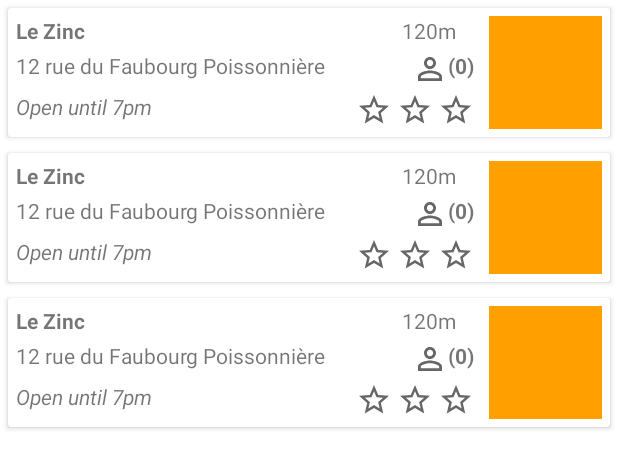
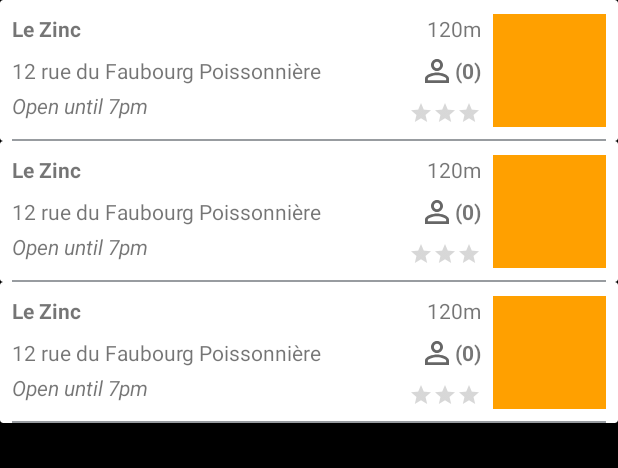
Before and after one commit to SteveL78/Go4Lunch2, an Android app: the layout fragment_list_view.xml on its own in the app's theme, with its tools: preview values and no code run, on a phone screen of 412 x 824 dp. Shown: the top 468 px of the screen. Run offline under Robolectric (Android 15) with nearby library versions, the phone set to English and light mode, and no system bars.

Commit message:
add restaurant name + adress -> RestaurantListView fix RestaurantListView RV

```diff
--- a/app/src/main/java/fr/steve/leroy/go4lunch/list/RestaurantListViewHolder.java
+++ b/app/src/main/java/fr/steve/leroy/go4lunch/list/RestaurantListViewHolder.java
@@ -27,9 +27,9 @@ public class RestaurantListViewHolder extends RecyclerView.ViewHolder {
     }
 
     public void updateRestaurantInfo(PlacesSearchResult placesSearchResult) {
-
         binding.restaurantNameTv.setText( placesSearchResult.name );
-        binding.restaurantAddressTv.setText( placesSearchResult.formattedAddress );
+        binding.restaurantAddressTv.setText( placesSearchResult.vicinity );
+        binding.openingTimeTv.setText( placesSearchResult.openingHours.toString() );
 
     }
 }
--- a/app/src/main/java/fr/steve/leroy/go4lunch/map/MapFragment.java
+++ b/app/src/main/java/fr/steve/leroy/go4lunch/map/MapFragment.java
@@ -69,7 +69,8 @@ public class MapFragment extends Fragment implements OnMapReadyCallback {
     //vars
     private Boolean mLocationPermissionsGranted = false;
     private GoogleMap mMap;
-    private FusedLocationProviderClient mFusedLocationProviderClient;
+    private FusedLocationProviderClient fusedLocationClient;
+    //private LatLng currentLocation;
 
 
     @Override
@@ -179,12 +180,12 @@ public class MapFragment extends Fragment implements OnMapReadyCallback {
     private void getDeviceLocation() {
         Log.d( TAG, "getDevicelocation: getting the devices current location" );
 
-        mFusedLocationProviderClient = LocationServices.getFusedLocationProviderClient( getActivity() );
+        fusedLocationClient = LocationServices.getFusedLocationProviderClient( getActivity() );
 
         try {
             if (mLocationPermissionsGranted) {
 
-                Task location = mFusedLocationProviderClient.getLastLocation();
+                Task location = fusedLocationClient.getLastLocation();
                 location.addOnCompleteListener( task -> {
                     if (task.isSuccessful()) {
                         Log.d( TAG, "onComplete: found location" );
@@ -195,7 +196,7 @@ public class MapFragment extends Fragment implements OnMapReadyCallback {
                                     DEFAULT_ZOOM,
                                     "My location" );
 
-                            initLocation(currentLocation);
+                            initLocation( currentLocation );
 
                         }
                     } else {
@@ -207,6 +208,7 @@ public class MapFragment extends Fragment implements OnMapReadyCallback {
         } catch (SecurityException e) {
             Log.e( TAG, "getDeviceLocation : SecurityException: " + e.getMessage() );
         }
+
     }
 
 
@@ -254,8 +256,8 @@ public class MapFragment extends Fragment implements OnMapReadyCallback {
         init();
 
         executor.execute( (() -> {
-            com.google.maps.model.LatLng latLng = new com.google.maps.model.LatLng( currentLocation.getLatitude(), currentLocation.getLongitude());
-            PlacesSearchResult[] placesSearchResults = new NearbySearch().run(latLng).results;
+            com.google.maps.model.LatLng latLng = new com.google.maps.model.LatLng( currentLocation.getLatitude(), currentLocation.getLongitude() );
+            PlacesSearchResult[] placesSearchResults = new NearbySearch().run( latLng ).results;
             mainExecutor.execute( (() -> {
 
                 for (int i = 0; i < placesSearchResults.length; i++) {
--- a/app/src/main/res/layout/fragment_list_view.xml
+++ b/app/src/main/res/layout/fragment_list_view.xml
@@ -14,12 +14,12 @@
             android:id="@+id/fragment_restaurant_recyclerview"
             android:layout_width="match_parent"
             android:layout_height="match_parent"
-            android:layout_marginLeft="16dp"
-            android:layout_marginRight="16dp"
-            android:orientation="vertical"
+            android:background="@color/black"
             app:layoutManager="androidx.recyclerview.widget.LinearLayoutManager"
             tools:listitem="@layout/restaurant_item">
 
         </androidx.recyclerview.widget.RecyclerView>
+
     </androidx.swiperefreshlayout.widget.SwipeRefreshLayout>
+
 </androidx.constraintlayout.widget.ConstraintLayout>
--- a/app/src/main/res/layout/fragment_workmate.xml
+++ b/app/src/main/res/layout/fragment_workmate.xml
@@ -14,12 +14,10 @@
             android:id="@+id/fragment_workmates_recyclerview"
             android:layout_width="match_parent"
             android:layout_height="match_parent"
-            android:layout_marginLeft="16dp"
-            android:layout_marginRight="16dp"
-            android:orientation="vertical"
             app:layoutManager="androidx.recyclerview.widget.LinearLayoutManager"
             tools:listitem="@layout/workmates_item">
 
         </androidx.recyclerview.widget.RecyclerView>
+
     </androidx.swiperefreshlayout.widget.SwipeRefreshLayout>
 </androidx.constraintlayout.widget.ConstraintLayout>
--- a/app/src/main/res/layout/restaurant_item.xml
+++ b/app/src/main/res/layout/restaurant_item.xml
@@ -4,53 +4,53 @@
     xmlns:tools="http://schemas.android.com/tools"
     android:id="@+id/restaurant_cell_cardView"
     android:layout_width="match_parent"
-    android:layout_height="wrap_content"
-    android:layout_margin="5dp"
-    android:padding="5dp">
+    android:layout_height="wrap_content">
 
     <androidx.constraintlayout.widget.ConstraintLayout
         android:layout_width="match_parent"
         android:layout_height="wrap_content"
-        android:padding="5dp">
+        android:paddingStart="8dp"
+        android:paddingEnd="8dp">
 
         <TextView
             android:id="@+id/restaurant_name_tv"
             android:layout_width="wrap_content"
             android:layout_height="wrap_content"
-            tools:text="Le Zinc"
-            android:paddingEnd="5dp"
             android:textStyle="bold"
             app:layout_constraintStart_toStartOf="parent"
-            app:layout_constraintTop_toTopOf="parent" />
+            app:layout_constraintTop_toTopOf="@+id/distance_restaurant_tv"
+            tools:text="Le Zinc" />
 
         <TextView
             android:id="@+id/restaurant_address_tv"
             android:layout_width="wrap_content"
             android:layout_height="wrap_content"
-            android:layout_marginTop="4dp"
-            tools:text="12 rue du Faubourg Poissonnière"
+            android:maxLines="1"
+            android:ellipsize="end"
+            app:layout_constraintHorizontal_bias="0.50"
+            app:layout_constraintBottom_toBottomOf="parent"
             app:layout_constraintStart_toStartOf="parent"
-            app:layout_constraintTop_toBottomOf="@id/restaurant_name_tv" />
+            app:layout_constraintTop_toTopOf="parent"
+            tools:text="12 rue du Faubourg Poissonnière" />
 
         <TextView
             android:id="@+id/opening_time_tv"
             android:layout_width="wrap_content"
             android:layout_height="wrap_content"
-            android:layout_marginTop="8dp"
-            tools:text="Open until 7pm"
+            android:layout_marginTop="4dp"
             android:textStyle="italic"
             app:layout_constraintStart_toStartOf="parent"
-            app:layout_constraintTop_toBottomOf="@id/restaurant_address_tv" />
+            app:layout_constraintTop_toBottomOf="@id/restaurant_address_tv"
+            tools:text="Open until 7pm" />
 
         <TextView
             android:id="@+id/distance_restaurant_tv"
             android:layout_width="wrap_content"
             android:layout_height="wrap_content"
-            android:layout_marginEnd="10dp"
-            tools:text="120m"
-            android:paddingRight="12dp"
-            app:layout_constraintEnd_toStartOf="@id/restaurant_img"
-            app:layout_constraintTop_toTopOf="@id/restaurant_name_tv" />
+            android:layout_marginEnd="8dp"
+            app:layout_constraintEnd_toStartOf="@+id/restaurant_img"
+            app:layout_constraintTop_toTopOf="@+id/restaurant_img"
+            tools:text="120m" />
 
 
         <ImageView
@@ -59,61 +59,51 @@
             android:layout_height="wrap_content"
             android:background="@drawable/ic_person_outline_24"
             android:contentDescription="@null"
+            app:layout_constraintBottom_toBottomOf="parent"
             app:layout_constraintEnd_toStartOf="@+id/item_restaurant_list_number_workmates_tv"
-            app:layout_constraintTop_toTopOf="@id/restaurant_address_tv" />
+            app:layout_constraintTop_toTopOf="parent" />
 
 
         <TextView
             android:id="@+id/item_restaurant_list_number_workmates_tv"
             android:layout_width="wrap_content"
             android:layout_height="wrap_content"
-            android:layout_marginEnd="10dp"
-            tools:text="(0)"
             android:textStyle="bold"
-            app:layout_constraintEnd_toStartOf="@id/restaurant_img"
-            app:layout_constraintTop_toTopOf="@id/restaurant_address_tv" />
+            app:layout_constraintBottom_toBottomOf="parent"
+            app:layout_constraintEnd_toEndOf="@+id/distance_restaurant_tv"
+            app:layout_constraintTop_toTopOf="parent"
+            tools:text="(0)" />
 
 
-        <ImageView
-            android:id="@+id/item_restaurant_list_first_star_img"
+        <androidx.appcompat.widget.AppCompatRatingBar
+            android:id="@+id/item_restaurant_list_ratingbar"
+            style="@style/Widget.AppCompat.RatingBar.Small"
             android:layout_width="wrap_content"
             android:layout_height="wrap_content"
-            android:layout_marginEnd="10dp"
-            android:background="@drawable/ic_star_black_outline_24"
-            android:contentDescription="@null"
-            app:layout_constraintEnd_toEndOf="@+id/opening_time_tv"
-            app:layout_constraintEnd_toStartOf="@+id/restaurant_img"
-            app:layout_constraintTop_toTopOf="@id/opening_time_tv" />
-
-
-        <ImageView
-            android:id="@+id/item_restaurant_list_second_star_img"
-            android:layout_width="wrap_content"
-            android:layout_height="wrap_content"
-            android:layout_marginEnd="3dp"
-            android:background="@drawable/ic_star_black_outline_24"
-            android:contentDescription="@null"
-            app:layout_constraintRight_toLeftOf="@id/item_restaurant_list_first_star_img"
-            app:layout_constraintTop_toTopOf="@id/opening_time_tv" />
-
-        <ImageView
-            android:id="@+id/item_restaurant_list_third_star_img"
-            android:layout_width="wrap_content"
-            android:layout_height="wrap_content"
-            android:layout_marginEnd="3dp"
-            android:background="@drawable/ic_star_black_outline_24"
-            android:contentDescription="@null"
-            app:layout_constraintRight_toLeftOf="@id/item_restaurant_list_second_star_img"
-            app:layout_constraintTop_toTopOf="@id/opening_time_tv" />
+            android:numStars="3"
+            app:layout_constraintBottom_toBottomOf="parent"
+            app:layout_constraintEnd_toEndOf="@+id/item_restaurant_list_number_workmates_tv"
+            app:layout_constraintTop_toBottomOf="@+id/item_restaurant_list_number_workmates_tv" />
 
         <ImageView
             android:id="@+id/restaurant_img"
             android:layout_width="75dp"
             android:layout_height="75dp"
+            android:background="@color/colorAccent"
             android:contentDescription="@null"
-            android:background="@color/colorAccent"
+            app:layout_constraintBottom_toBottomOf="parent"
             app:layout_constraintEnd_toEndOf="parent"
             app:layout_constraintTop_toTopOf="parent" />
 
+        <View
+            android:layout_width="wrap_content"
+            android:layout_height="1dp"
+            android:layout_marginTop="8dp"
+            android:background="@color/lightGrey"
+            app:layout_constraintBottom_toBottomOf="parent"
+            app:layout_constraintEnd_toEndOf="parent"
+            app:layout_constraintStart_toStartOf="parent"
+            app:layout_constraintTop_toBottomOf="@+id/restaurant_img" />
+
     </androidx.constraintlayout.widget.ConstraintLayout>
 </androidx.cardview.widget.CardView>
--- a/app/src/main/res/layout/workmates_item.xml
+++ b/app/src/main/res/layout/workmates_item.xml
@@ -1,6 +1,7 @@
 <?xml version="1.0" encoding="utf-8"?>
 <androidx.constraintlayout.widget.ConstraintLayout xmlns:android="http://schemas.android.com/apk/res/android"
     xmlns:app="http://schemas.android.com/apk/res-auto"
+    xmlns:tools="http://schemas.android.com/tools"
     android:layout_width="match_parent"
     android:layout_height="wrap_content"
     android:id="@+id/parent_layout">
@@ -22,15 +23,15 @@
         android:layout_height="wrap_content"
         android:layout_marginStart="20dp"
         android:layout_marginEnd="20dp"
-        android:hint="Scarlett is eating french (Le Zinc)"
         app:autoSizeMaxTextSize="20sp"
         app:autoSizeMinTextSize="12sp"
         app:autoSizeStepGranularity="2sp"
         app:autoSizeTextType="uniform"
-        app:layout_constraintBottom_toBottomOf="@id/fragment_workmates_user_photo"
+        app:layout_constraintBottom_toBottomOf="parent"
         app:layout_constraintEnd_toEndOf="parent"
         app:layout_constraintStart_toEndOf="@id/fragment_workmates_user_photo"
-        app:layout_constraintTop_toTopOf="@id/fragment_workmates_user_photo" />
+        app:layout_constraintTop_toTopOf="parent"
+        tools:text="Scarlett is eating french (Le Zinc)" />
 
     <View
         android:layout_width="wrap_content"
```
